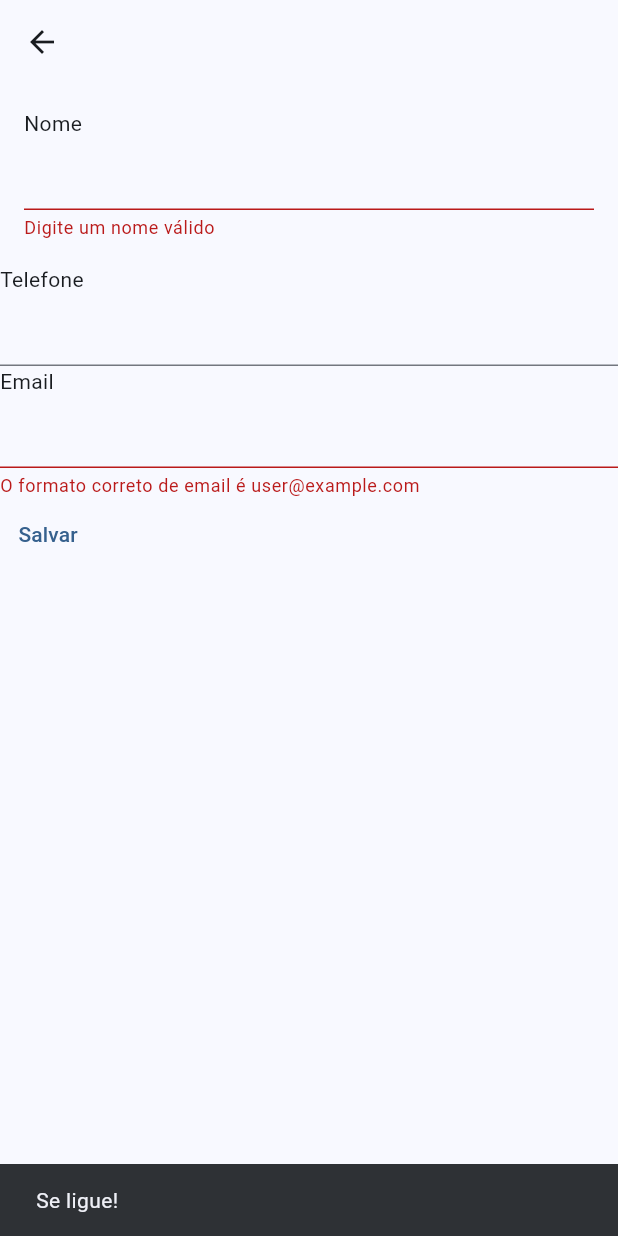
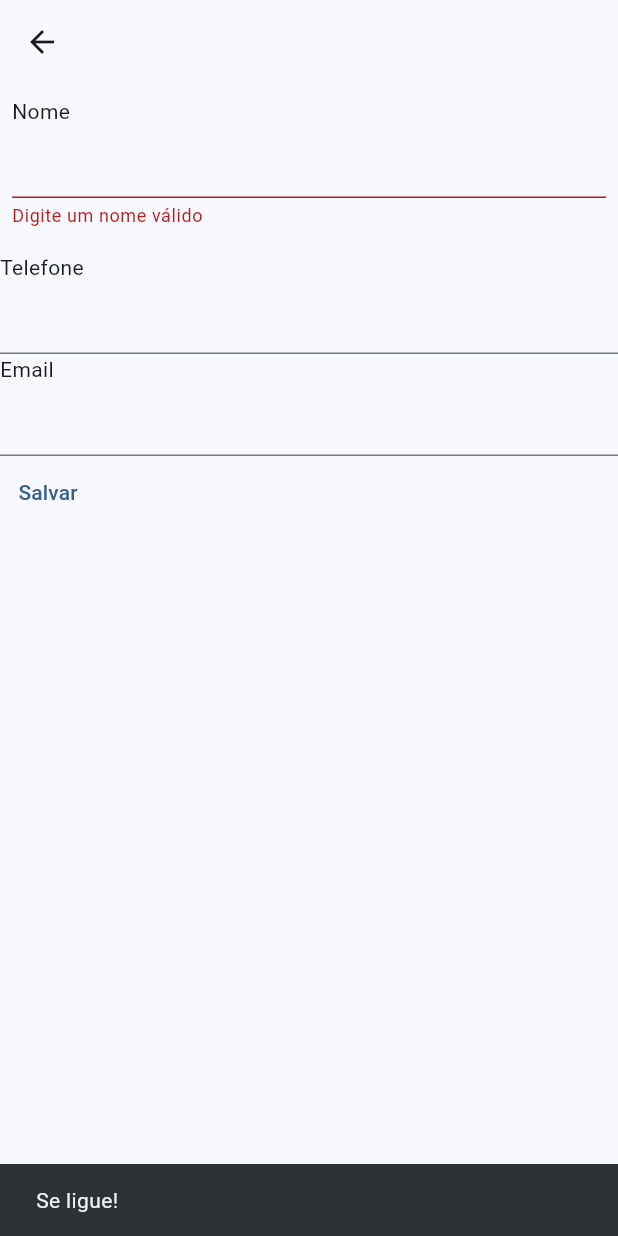
Before and after one commit to gabrielsoaressantos/exemplo-aula-flutter, a Flutter app: the ContactView screen opened by its route, after a tap on "Salvar", on a phone screen of 412 x 824 dp. Run offline on Flutter 3.47's test engine with Material 2 defaults, Android fonts, the phone set to English and light mode, and no system bars.

Commit message:
add padding wrapping

```diff
--- a/lib/ui/contact_view.dart
+++ b/lib/ui/contact_view.dart
@@ -1,5 +1,6 @@
 import 'package:contatos/data/contato_dao.dart';
 import 'package:contatos/domain/contato.dart';
+import 'package:contatos/utils/validation.dart';
 import 'package:flutter/material.dart';
 
 class ContactView extends StatefulWidget {
@@ -60,6 +61,13 @@ class _ContactViewState extends State<ContactView> {
     }
   }
 
+  Padding wrapWithDefaultPadding({required Widget child}) {
+    return Padding(
+      padding: const EdgeInsets.fromLTRB(8, 8, 8, 16),
+      child: child,
+    );
+  }
+
   @override
   Widget build(BuildContext context) {
     return Scaffold(
@@ -69,12 +77,11 @@ class _ContactViewState extends State<ContactView> {
         child: Column(
           crossAxisAlignment: CrossAxisAlignment.start,
           children: [
-            Padding(
-              padding: EdgeInsets.all(16),
+            wrapWithDefaultPadding(
               child: Column(
                 crossAxisAlignment: CrossAxisAlignment.start,
                 children: [
-                  Text("Nome"),
+                  const Text("Nome"),
                   TextFormField(
                     validator: (value) {
                       if (value == "") {
@@ -95,8 +102,7 @@ class _ContactViewState extends State<ContactView> {
             TextFormField(
               controller: _emailFieldController,
               validator: (value) {
-                var regex = RegExp(r"[\w-\.]+@([\w-]+\.)+[\w-]{2,4}");
-                if (!regex.hasMatch(value!)){
+                if (isEmailValid(value!)) {
                   return "O formato correto de email é user@example.com";
                 }
               },
--- a/lib/ui/home_view.dart
+++ b/lib/ui/home_view.dart
@@ -1,6 +1,3 @@
-import 'dart:ffi';
-
-import 'package:contatos/main.dart';
 import 'package:contatos/ui/contact_view.dart';
 import 'package:flutter/material.dart';
 
@@ -41,7 +38,7 @@ class _HomeViewState extends State<HomeView> {
         height: 40,
         width: 40,
         child: Text(
-          contatos[i].name[0],
+          contatos[i].name[0].toUpperCase(),
           style: Theme.of(context).textTheme.titleMedium?.copyWith(
                 color: Theme.of(context).colorScheme.onPrimaryContainer,
               ),
--- /dev/null
+++ b/lib/utils/validation.dart
@@ -0,0 +1,9 @@
+bool isEmailValid (String email) {
+  var emailRegex = RegExp(r"[\w-\.]+@([\w-]+\.)+[\w-]{2,4}");
+  return emailRegex.hasMatch(email);
+}
+
+bool isTelefoneValid(String telefone) {
+  var telefoneRegex = RegExp(r"([1-9]{2}) (?:[2-8]|9[1-9])[0-9]{3}-[0-9]{4}");
+  return telefoneRegex.hasMatch(telefone);
+}
```
Also changed, not shown: lib/domain/contato.dart (+4 -12 lines).
